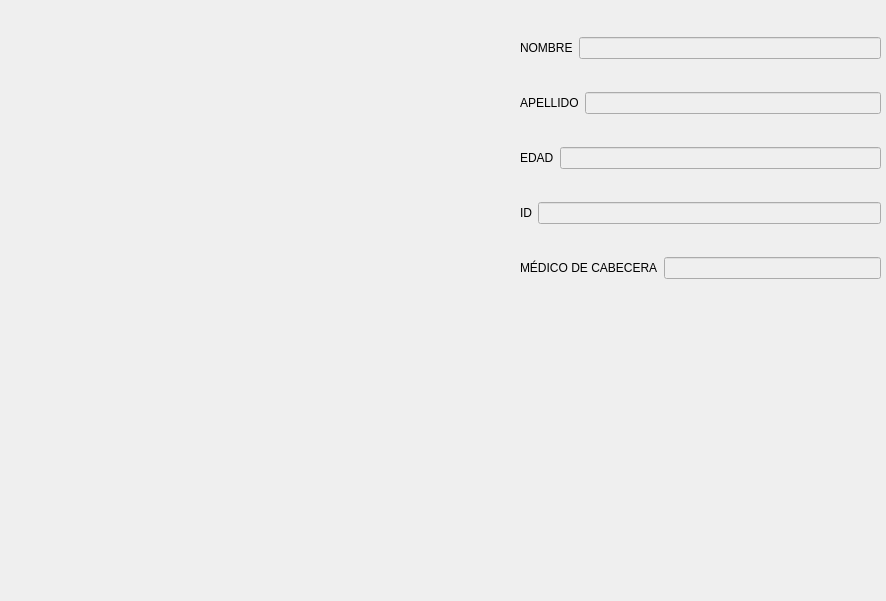
This is imagenes_dicom.ui in Michael10Crack/Proyecto as Qt 5 draws it before an edit. The edited form follows.
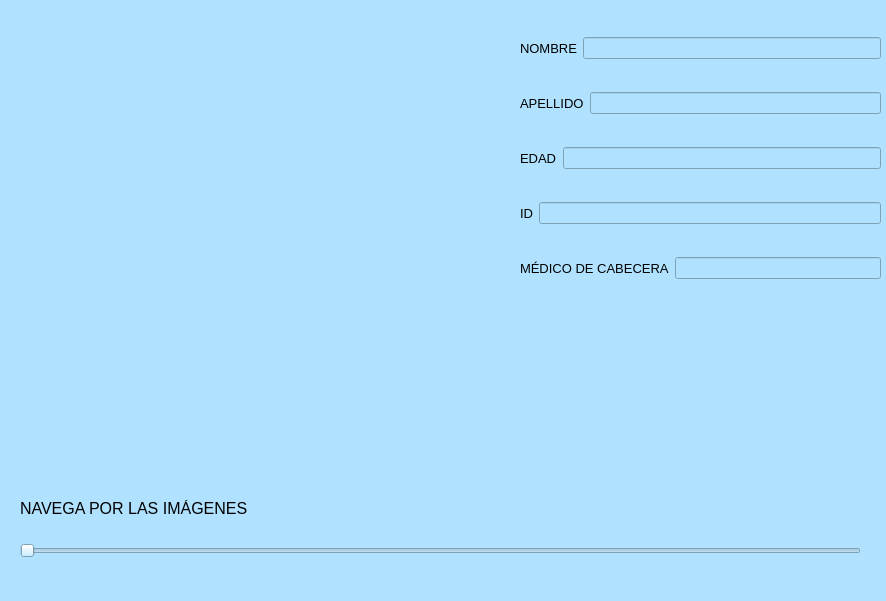
This is the edited form.

Commit message: ventana dicom, funciones dicom

```diff
--- a/imagenes_dicom.ui
+++ b/imagenes_dicom.ui
@@ -13,6 +13,13 @@
   <property name="windowTitle">
    <string>Dialog</string>
   </property>
+  <property name="styleSheet">
+   <string notr="true">background-color:   #B0E2FF; /* Azul clarito */
+
+
+
+</string>
+  </property>
   <widget class="QWidget" name="verticalLayoutWidget_2">
    <property name="geometry">
     <rect>
@@ -27,6 +34,11 @@
      <layout class="QHBoxLayout" name="horizontalLayout_2">
       <item>
        <widget class="QLabel" name="label_6">
+        <property name="font">
+         <font>
+          <pointsize>10</pointsize>
+         </font>
+        </property>
         <property name="text">
          <string>NOMBRE</string>
         </property>
@@ -45,6 +57,11 @@
      <layout class="QHBoxLayout" name="horizontalLayout_4">
       <item>
        <widget class="QLabel" name="label_8">
+        <property name="font">
+         <font>
+          <pointsize>10</pointsize>
+         </font>
+        </property>
         <property name="text">
          <string>APELLIDO</string>
         </property>
@@ -63,6 +80,11 @@
      <layout class="QHBoxLayout" name="horizontalLayout_3">
       <item>
        <widget class="QLabel" name="label_7">
+        <property name="font">
+         <font>
+          <pointsize>10</pointsize>
+         </font>
+        </property>
         <property name="text">
          <string>EDAD</string>
         </property>
@@ -81,6 +103,11 @@
      <layout class="QHBoxLayout" name="horizontalLayout_5">
       <item>
        <widget class="QLabel" name="label_9">
+        <property name="font">
+         <font>
+          <pointsize>10</pointsize>
+         </font>
+        </property>
         <property name="text">
          <string>ID</string>
         </property>
@@ -99,6 +126,11 @@
      <layout class="QHBoxLayout" name="horizontalLayout_6">
       <item>
        <widget class="QLabel" name="label_10">
+        <property name="font">
+         <font>
+          <pointsize>10</pointsize>
+         </font>
+        </property>
         <property name="text">
          <string>MÉDICO DE CABECERA</string>
         </property>
@@ -115,6 +147,62 @@
     </item>
    </layout>
   </widget>
+  <widget class="QSlider" name="horizontalSlider">
+   <property name="geometry">
+    <rect>
+     <x>20</x>
+     <y>540</y>
+     <width>841</width>
+     <height>22</height>
+    </rect>
+   </property>
+   <property name="cursor">
+    <cursorShape>ArrowCursor</cursorShape>
+   </property>
+   <property name="styleSheet">
+    <string notr="true">background-color: &quot;#FFCCCC&quot;
+</string>
+   </property>
+   <property name="orientation">
+    <enum>Qt::Horizontal</enum>
+   </property>
+  </widget>
+  <widget class="QLabel" name="label_2">
+   <property name="geometry">
+    <rect>
+     <x>20</x>
+     <y>500</y>
+     <width>231</width>
+     <height>16</height>
+    </rect>
+   </property>
+   <property name="font">
+    <font>
+     <pointsize>12</pointsize>
+    </font>
+   </property>
+   <property name="text">
+    <string>NAVEGA POR LAS IMÁGENES</string>
+   </property>
+  </widget>
+  <widget class="QLabel" name="label">
+   <property name="geometry">
+    <rect>
+     <x>20</x>
+     <y>10</y>
+     <width>481</width>
+     <height>461</height>
+    </rect>
+   </property>
+   <property name="styleSheet">
+    <string notr="true">background-color: &quot;#FFCCCC&quot;
+
+</string>
+   </property>
+   <property name="text">
+    <string/>
+   </property>
+  </widget>
  </widget>
  <resources/>
  <connections/>
```
Left out of the diff: 3 changed lines with no effect on the pictures. The commit also changes 3 other files.
